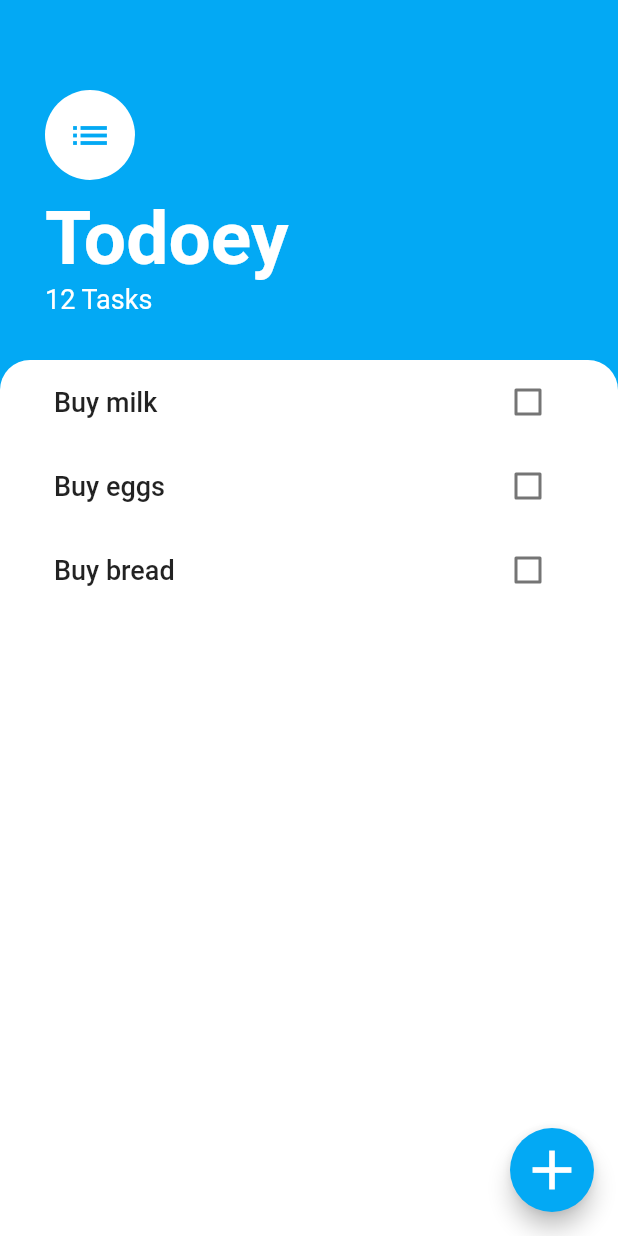
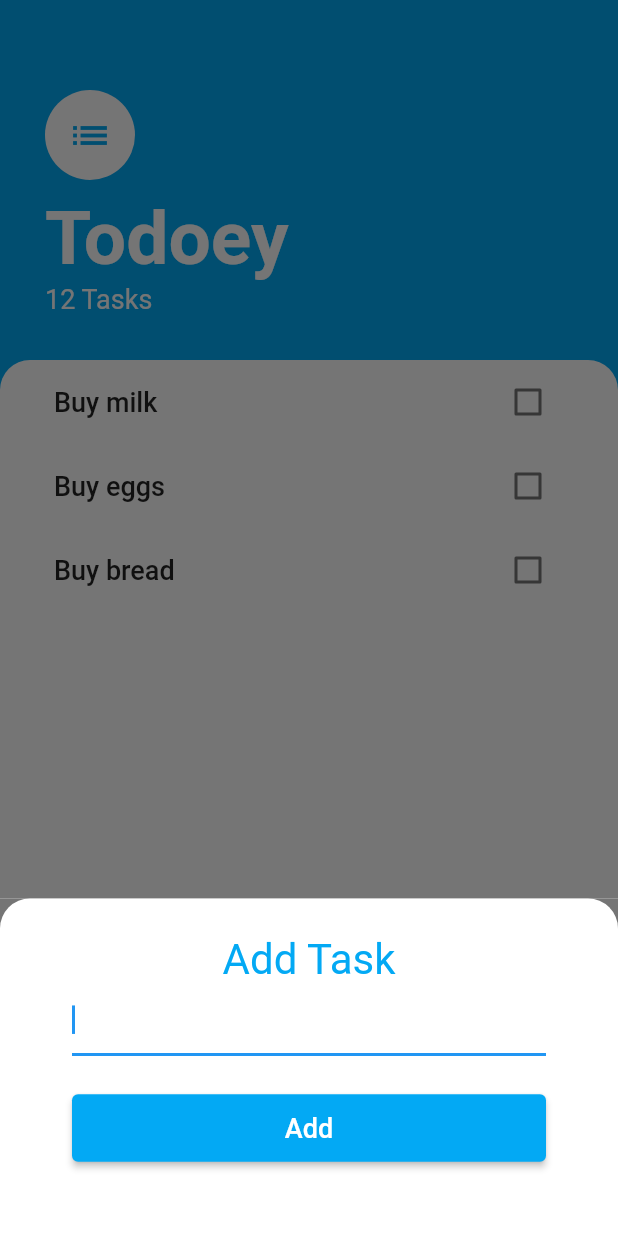
Before and after one commit to robence/flutter_todoey, a Flutter app: the screen it shows after launch, after a tap on the "add" icon, on a phone screen of 412 x 824 dp. Run offline on Flutter 3.47's test engine with Material 2 defaults, Android fonts, the phone set to English and light mode, and no system bars.

Commit message:
add task screen

```diff
--- /dev/null
+++ b/lib/screens/add_task_screen.dart
@@ -0,0 +1,51 @@
+import 'package:flutter/material.dart';
+
+class AddTaskScreen extends StatelessWidget {
+  const AddTaskScreen({Key? key}) : super(key: key);
+
+  @override
+  Widget build(BuildContext context) {
+    return Container(
+      color: const Color(0xff757575),
+      child: Container(
+        decoration: const BoxDecoration(
+          color: Colors.white,
+          borderRadius: BorderRadius.only(
+            topLeft: Radius.circular(20.0),
+            topRight: Radius.circular(20.0),
+          ),
+        ),
+        child: Padding(
+          padding: const EdgeInsets.symmetric(horizontal: 48.0, vertical: 24.0),
+          child: Column(
+            crossAxisAlignment: CrossAxisAlignment.stretch,
+            children: [
+              const Text(
+                'Add Task',
+                textAlign: TextAlign.center,
+                style: TextStyle(fontSize: 28, color: Colors.lightBlue),
+              ),
+              const TextField(
+                autofocus: true,
+              ),
+              Container(
+                padding: const EdgeInsets.symmetric(vertical: 24.0),
+                child: ElevatedButton(
+                  style: ElevatedButton.styleFrom(primary: Colors.lightBlue),
+                  onPressed: () {},
+                  child: const Padding(
+                    padding: EdgeInsets.symmetric(vertical: 12.0),
+                    child: Text(
+                      'Add',
+                      style: TextStyle(fontSize: 18),
+                    ),
+                  ),
+                ),
+              )
+            ],
+          ),
+        ),
+      ),
+    );
+  }
+}
--- a/lib/screens/task_screen.dart
+++ b/lib/screens/task_screen.dart
@@ -1,4 +1,5 @@
 import 'package:flutter/material.dart';
+import 'package:flutter_todoey/screens/add_task_screen.dart';
 import 'package:flutter_todoey/widgets/task_card.dart';
 import 'package:flutter_todoey/widgets/task_header.dart';
 import 'package:flutter_todoey/widgets/task_list.dart';
@@ -10,11 +11,25 @@ class TaskScreen extends StatelessWidget {
   Widget build(BuildContext context) {
     final tasks = List.of(['Buy milk', 'Buy eggs', 'Buy bread']);
 
+    onPressActionButton() {
+      showModalBottomSheet(
+        context: context,
+        isScrollControlled: true,
+        builder: (BuildContext context) => SingleChildScrollView(
+          child: Container(
+            padding: EdgeInsets.only(
+                bottom: MediaQuery.of(context).viewInsets.bottom),
+            child: const AddTaskScreen(),
+          ),
+        ),
+      );
+    }
+
     return Scaffold(
       backgroundColor: Colors.lightBlue,
       floatingActionButton: FloatingActionButton(
         backgroundColor: Colors.lightBlue,
-        onPressed: () {},
+        onPressed: onPressActionButton,
         child: const Icon(
           Icons.add,
           size: 44.0,
```
